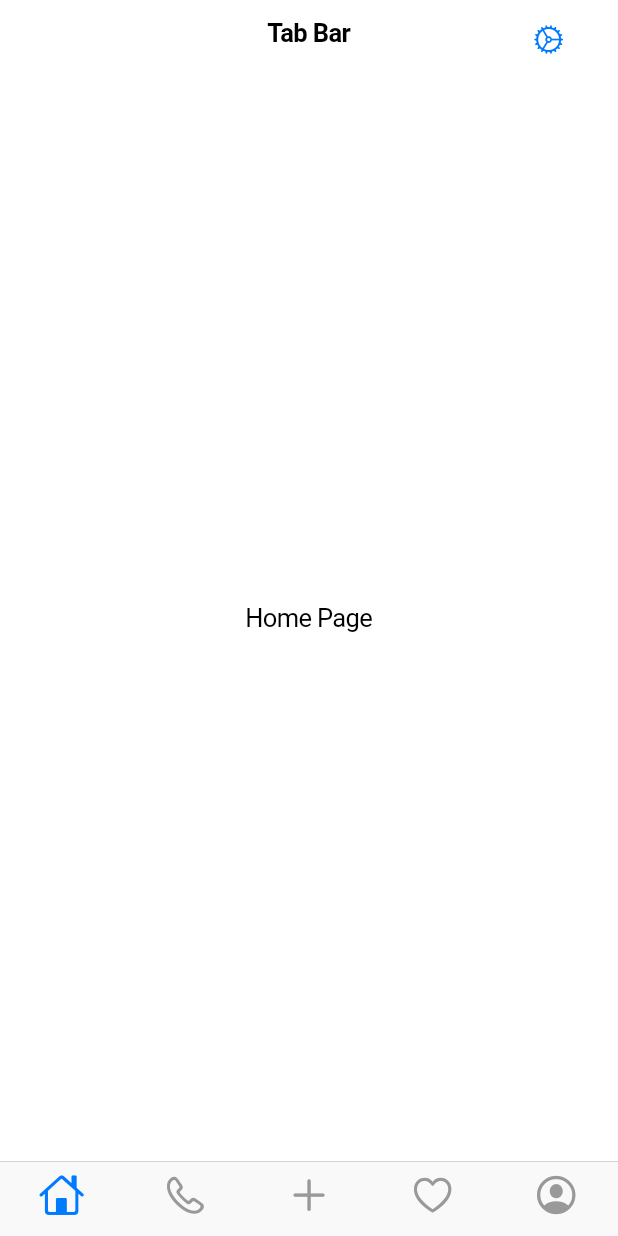
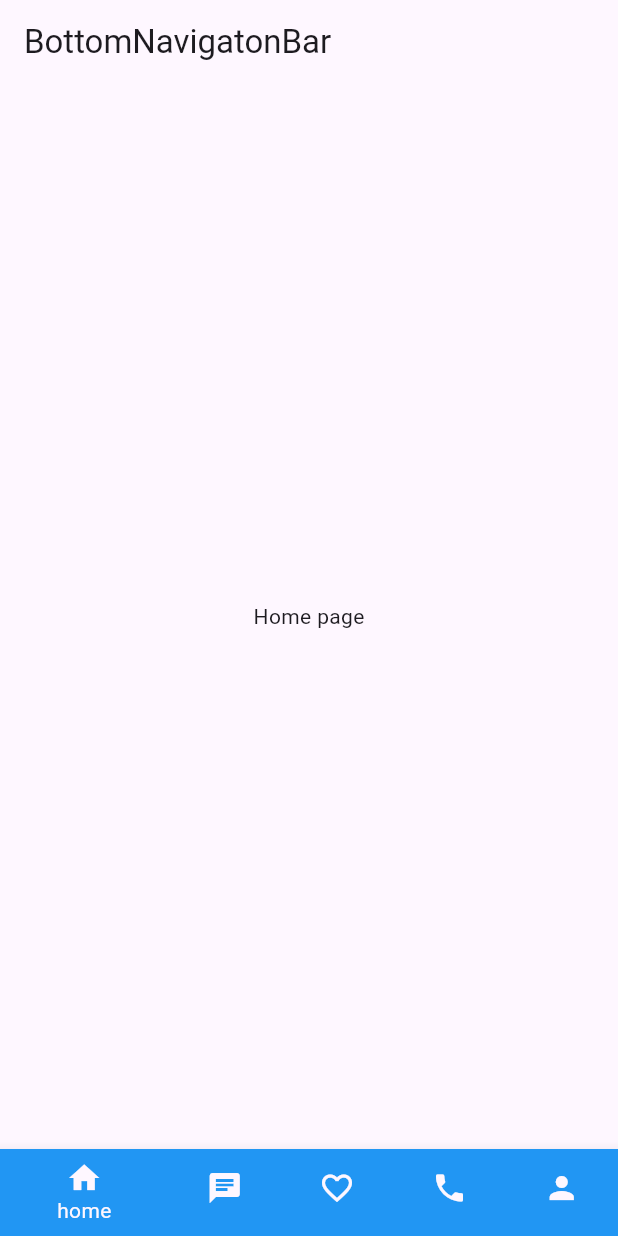
Before and after one commit to fenishpatel3150/adv_flutter_ch2, a Flutter app: the screen it shows after launch, on a phone screen of 412 x 824 dp. Run offline on Flutter 3.47's test engine with Material 3 defaults, Android fonts, the phone set to English and light mode, and no system bars; our stand-ins replace google_fonts.

Commit message:
06-05-2024

```diff
--- /dev/null
+++ b/lib/Screen/Bottomnavigationbar/provider/bottomnavigationbar_provider.dart
@@ -0,0 +1,13 @@
+
+import 'package:flutter/material.dart';
+
+class navigation_provider extends ChangeNotifier
+{
+  int navigationindex=0;
+
+  void navigation(int value)
+  {
+    navigationindex=value;
+    notifyListeners();
+  }
+}
--- /dev/null
+++ b/lib/Screen/Bottomnavigationbar/view/tab_bar_screen.dart
@@ -0,0 +1,56 @@
+import 'package:adv_flutter_ch2/Screen/Bottomnavigationbar/provider/bottomnavigationbar_provider.dart';
+import 'package:adv_flutter_ch2/uttils/Slidinglist.dart';
+import 'package:adv_flutter_ch2/uttils/tabbarliist.dart';
+import 'package:flutter/material.dart';
+import 'package:provider/provider.dart';
+
+class Tab_bar_screen extends StatelessWidget {
+  const Tab_bar_screen({super.key});
+
+  @override
+  Widget build(BuildContext context) {
+    return Scaffold(
+      appBar: AppBar(
+        title: Text('BottomNavigatonBar'),
+
+      ),
+      body: Center(
+        child: Consumer<navigation_provider>(builder: (BuildContext context, navigation_provider value, Widget? child) {
+          return Text(navigation[Provider.of<navigation_provider>(context).navigationindex]);
+        },
+
+
+
+        ),
+      ),
+      bottomNavigationBar: BottomNavigationBar(
+        currentIndex: Provider
+            .of<navigation_provider>(context, listen: true)
+            .navigationindex,
+        onTap: (value) {
+          Provider.of<navigation_provider>(context, listen: false).navigation(
+              value);
+        },
+        backgroundColor: Colors.black,
+        items: [
+          BottomNavigationBarItem(icon: Icon(Icons.home),
+              label: 'home',
+              backgroundColor: Colors.blue),
+          BottomNavigationBarItem(icon: Icon(Icons.chat),
+              label: 'Chat',
+              backgroundColor: Colors.yellow),
+          BottomNavigationBarItem(icon: Icon(Icons.favorite_border),
+              label: 'Like',
+              backgroundColor: Colors.cyan),
+          BottomNavigationBarItem(icon: Icon(Icons.phone),
+              label: 'Phone',
+              backgroundColor: Colors.red),
+          BottomNavigationBarItem(icon: Icon(Icons.person),
+              label: 'Profile',
+              backgroundColor: Colors.orange),
+        ],
+
+      ),
+    );
+  }
+}
--- a/lib/main.dart
+++ b/lib/main.dart
@@ -1,9 +1,13 @@
+import 'package:adv_flutter_ch2/Screen/Bottomnavigationbar/provider/bottomnavigationbar_provider.dart';
+import 'package:adv_flutter_ch2/Screen/Bottomnavigationbar/view/tab_bar_screen.dart';
 import 'package:adv_flutter_ch2/Screen/CupertinoTabBar/provider/Slider_Provider.dart';
 import 'package:adv_flutter_ch2/Screen/CupertinoTabBar/provider/Sliding_provider.dart';
 import 'package:adv_flutter_ch2/Screen/CupertinoTabBar/provider/radio_provider.dart';
 import 'package:adv_flutter_ch2/Screen/CupertinoTabBar/view/Cupertinotabbar/cupertinotabbar.dart';
 import 'package:adv_flutter_ch2/Screen/Cupertino_Widgets/provider/platfrom.dart';
 import 'package:adv_flutter_ch2/Screen/Material_&_Cupertino/Date_Picker/provider/Picker_Provider.dart';
+import 'package:adv_flutter_ch2/Screen/pageview/view/pageview_screen.dart';
+
 import 'package:flutter/cupertino.dart';
 import 'package:flutter/material.dart';
 import 'package:provider/provider.dart';
@@ -21,6 +25,7 @@ void main() {
       ChangeNotifierProvider(create:(context) => isSwitch_provider(),),
       ChangeNotifierProvider(create:(context) => Slider_Provider(),),
       ChangeNotifierProvider(create:(context) => Sliding_provider(),),
+      ChangeNotifierProvider(create:(context) => navigation_provider(),),
     ],
     child: const
     MyApp(),
@@ -33,9 +38,11 @@ class MyApp extends StatelessWidget {
   // This widget is the root of your application.
   @override
   Widget build(BuildContext context) {
-    return  CupertinoApp(
+    return  MaterialApp(
       debugShowCheckedModeBanner: false,
-      home:Cupertino_screen(),
+      home:Tab_bar_screen(),
+      //Pageview(),
+      //Cupertino_screen(),
       //Sliver_Screen(),
     );
     // Adaptive_screen();
--- a/lib/uttils/Slidinglist.dart
+++ b/lib/uttils/Slidinglist.dart
@@ -5,3 +5,13 @@ List slide= [
     'Third page',
 
 ];
+
+List navigation= [
+
+    'Home page',
+    'Chat page',
+    'Like page',
+    'Contact page',
+    'Profile page',
+
+];
--- a/pubspec.yaml
+++ b/pubspec.yaml
@@ -36,6 +36,7 @@ dependencies:
   # Use with the CupertinoIcons class for iOS style icons.
   cupertino_icons: ^1.0.6
   provider: any
+  google_fonts: ^6.2.1
 dev_dependencies:
   flutter_test:
     sdk: flutter
```
Also changed, not shown: lib/Screen/pageview/view/componets/intro_screen_1.dart (added, +69 -0 lines), lib/Screen/pageview/view/componets/intro_screen_2.dart (added, +71 -0 lines), lib/Screen/pageview/view/componets/intro_screen_3.dart (added, +73 -0 lines), lib/Screen/pageview/view/pageview_screen.dart (added, +24 -0 lines), pubspec.lock.
